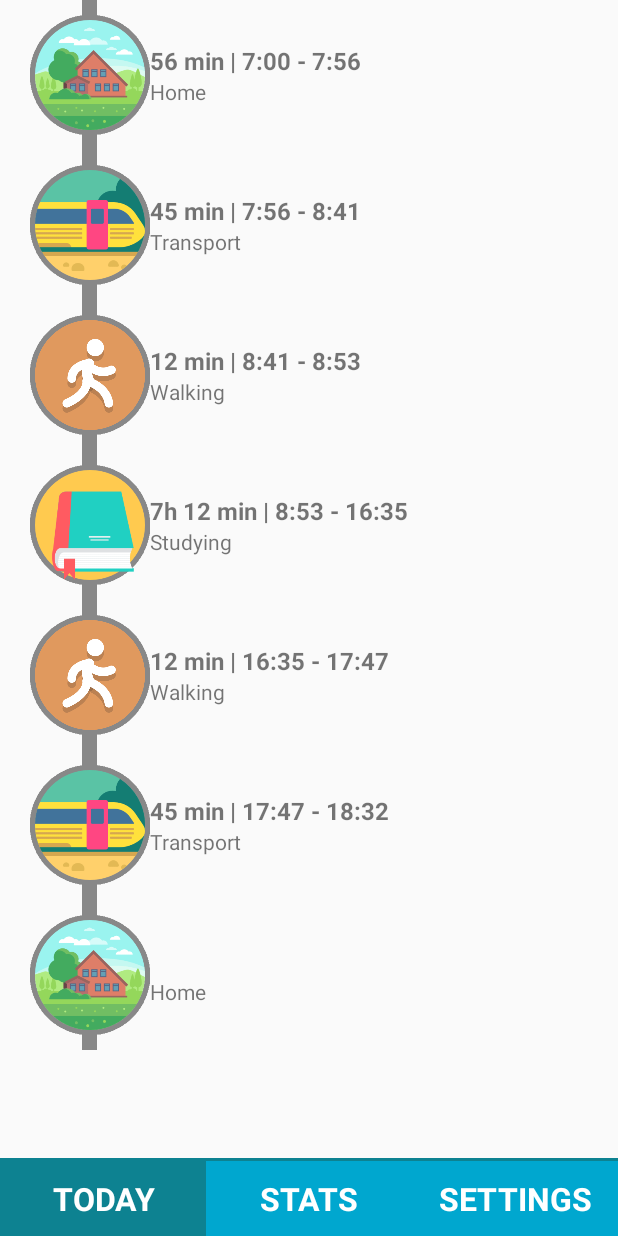
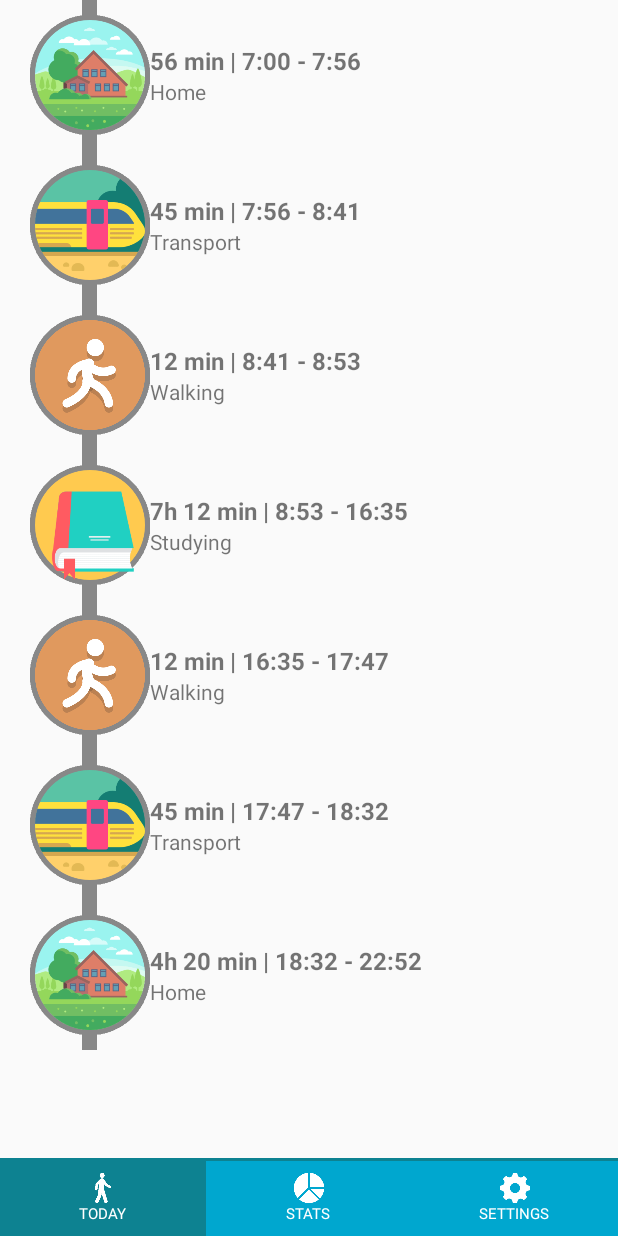
Before and after one commit to olafurorng/Trackify, an Android app: the screen it shows after launch (TodayActivity), on a phone screen of 412 x 824 dp. Run offline under Robolectric (Android 15) with nearby library versions, the phone set to English and light mode, and no system bars.

Commit message:
Make tabs more nice

```diff
--- a/app/src/main/java/com/trackify/trackify/SettingsActivity.java
+++ b/app/src/main/java/com/trackify/trackify/SettingsActivity.java
@@ -30,10 +30,12 @@ public class SettingsActivity extends Activity {
     private void onTab1Clicked() {
         Intent intent = new Intent(this, TodayActivity.class);
         startActivity(intent);
+        overridePendingTransition(0, 0);
     }
 
     private void onTab2Clicked() {
         Intent intent = new Intent(this, StatsActivity.class);
         startActivity(intent);
+        overridePendingTransition(0, 0);
     }
 }
--- a/app/src/main/java/com/trackify/trackify/StatsActivity.java
+++ b/app/src/main/java/com/trackify/trackify/StatsActivity.java
@@ -30,10 +30,12 @@ public class StatsActivity extends Activity {
     private void onTab1Clicked() {
         Intent intent = new Intent(this, TodayActivity.class);
         startActivity(intent);
+        overridePendingTransition(0, 0);
     }
 
     private void onTab3Clicked() {
         Intent intent = new Intent(this, SettingsActivity.class);
         startActivity(intent);
+        overridePendingTransition(0, 0);
     }
 }
--- a/app/src/main/java/com/trackify/trackify/TodayActivity.java
+++ b/app/src/main/java/com/trackify/trackify/TodayActivity.java
@@ -42,17 +42,19 @@ public class TodayActivity extends Activity {
         ActivityItem activityItem6 = findViewById(R.id.activity_6);
         activityItem6.setData(ActivityItem.Type.TRANSPORT, "45 min | 17:47 - 18:32");
         ActivityItem activityItem7 = findViewById(R.id.activity_7);
-        activityItem7.setData(ActivityItem.Type.HOME, "");
+        activityItem7.setData(ActivityItem.Type.HOME, "4h 20 min | 18:32 - 22:52");
     }
 
 
     private void onTab2Clicked() {
         Intent intent = new Intent(this, StatsActivity.class);
         startActivity(intent);
+        overridePendingTransition(0, 0);
     }
 
     private void onTab3Clicked() {
         Intent intent = new Intent(this, SettingsActivity.class);
         startActivity(intent);
+        overridePendingTransition(0, 0);
     }
 }
--- a/app/src/main/res/layout/activity_today.xml
+++ b/app/src/main/res/layout/activity_today.xml
@@ -67,48 +67,85 @@
         android:layout_height="50dp"
         android:orientation="horizontal"
         android:layout_alignParentBottom="true"
+        android:gravity="center"
         android:weightSum="3">
 
-        <TextView
+        <LinearLayout
             android:id="@+id/tab_1"
             android:layout_width="0dp"
             android:layout_height="match_parent"
             android:layout_weight="1"
-            android:gravity="center"
+            android:background="@color/blue_dark"
+            android:orientation="vertical"
+            android:gravity="center">
+
+            <ImageView
+                android:layout_width="20dp"
+                android:layout_height="wrap_content"
+                android:src="@drawable/tab_today"
+                android:adjustViewBounds="true"/>
+
+            <TextView
+                android:layout_width="wrap_content"
+                android:layout_height="wrap_content"
                 android:text="TODAY"
                 android:textColor="@color/white"
-            android:textStyle="bold"
-            android:textSize="21sp"
-            android:background="@color/blue_dark"/>
+                android:textSize="10sp"
+                />
 
-        <TextView
+        </LinearLayout>
+
+        <LinearLayout
             android:id="@+id/tab_2"
             android:layout_width="0dp"
             android:layout_height="match_parent"
             android:layout_weight="1"
-            android:textAlignment="center"
-            android:gravity="center"
+            android:background="@color/blue"
+            android:orientation="vertical"
+            android:gravity="center">
+
+            <ImageView
+                android:layout_width="20dp"
+                android:layout_height="wrap_content"
+                android:src="@drawable/tab_chart"
+                android:adjustViewBounds="true"/>
+
+            <TextView
+                android:layout_width="wrap_content"
+                android:layout_height="wrap_content"
                 android:text="STATS"
-            android:textSize="21sp"
-            android:textStyle="bold"
                 android:textColor="@color/white"
-            android:background="@color/blue"
+                android:textSize="10sp"
                 />
 
-        <TextView
+        </LinearLayout>
+
+        <LinearLayout
             android:id="@+id/tab_3"
             android:layout_width="0dp"
             android:layout_height="match_parent"
             android:layout_weight="1"
-            android:textAlignment="center"
-            android:gravity="center"
+            android:background="@color/blue"
+            android:orientation="vertical"
+            android:gravity="center">
+
+            <ImageView
+                android:layout_width="20dp"
+                android:layout_height="wrap_content"
+                android:src="@drawable/tab_settings"
+                android:adjustViewBounds="true"/>
+
+            <TextView
+                android:layout_width="wrap_content"
+                android:layout_height="wrap_content"
                 android:text="SETTINGS"
-            android:textSize="21sp"
-            android:textStyle="bold"
                 android:textColor="@color/white"
-            android:background="@color/blue"
+                android:textSize="10sp"
                 />
 
         </LinearLayout>
 
+
+    </LinearLayout>
+
 </RelativeLayout>
```
Also changed, not shown: app/src/main/res/layout/activity_settings.xml (+54 -17 lines), app/src/main/res/layout/activity_stats.xml (+53 -17 lines), app/src/main/res/drawable/tab_chart.png (added), app/src/main/res/drawable/tab_settings.png (added), app/src/main/res/drawable/tab_stats.png (added), app/src/main/res/drawable/tab_today.png (added). Lines whose indentation alone changed are shown as unchanged.
